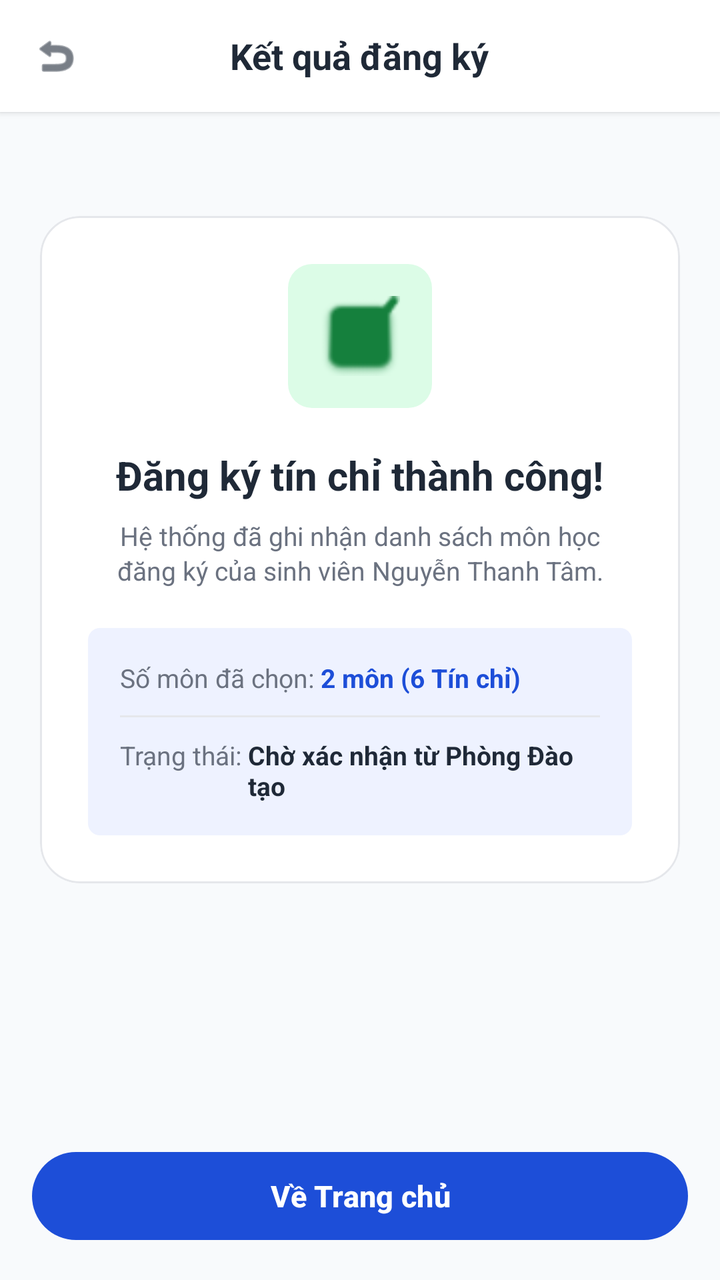
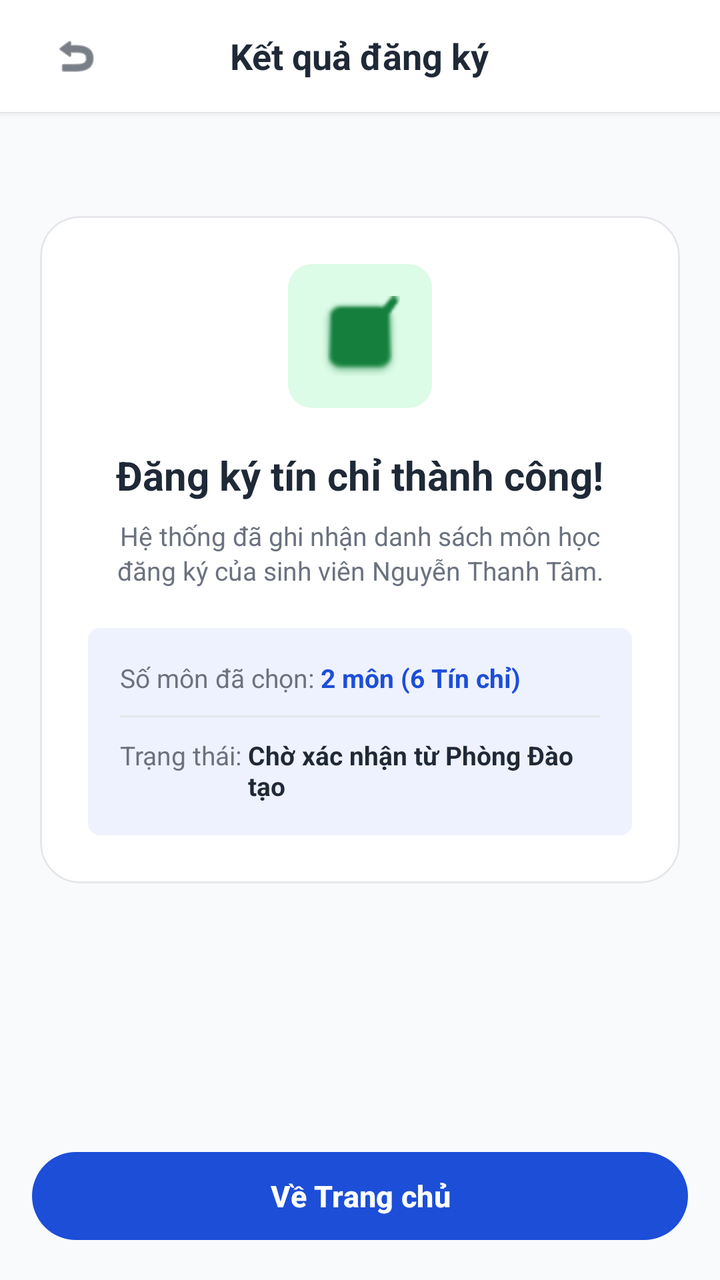

An Android layout rendered at two revisions. The XML below is the earlier revision; the diff shows what the commit changed to produce the second picture.
<!-- AndroidManifest.xml: application theme Theme.XayDung -->
<!-- res/layout/activity_registration_result.xml -->
<?xml version="1.0" encoding="utf-8"?>
<RelativeLayout xmlns:android="http://schemas.android.com/apk/res/android"
    xmlns:app="http://schemas.android.com/apk/res-auto"
    android:layout_width="match_parent"
    android:layout_height="match_parent"
    android:background="@color/figma_bg">

    
    <RelativeLayout
        android:id="@+id/headerToolbar"
        android:layout_width="match_parent"
        android:layout_height="56dp"
        android:paddingHorizontal="16dp"
        android:background="@color/white"
        android:elevation="2dp">

        <ImageView
            android:id="@+id/btnBack"
            android:layout_width="24dp"
            android:layout_height="24dp"
            android:layout_centerVertical="true"
            android:src="@android:drawable/ic_menu_revert"
            android:contentDescription="Back"
            app:tint="@color/figma_text_primary" />

        <TextView
            android:layout_width="wrap_content"
            android:layout_height="wrap_content"
            android:layout_centerInParent="true"
            android:text="Kết quả đăng ký"
            android:textColor="@color/figma_text_primary"
            android:textSize="18sp"
            android:textStyle="bold" />
    </RelativeLayout>

    <ScrollView
        android:layout_width="match_parent"
        android:layout_height="match_parent"
        android:layout_below="@id/headerToolbar"
        android:layout_above="@id/btnGoHome"
        android:fillViewport="true">

        <LinearLayout
            android:layout_width="match_parent"
            android:layout_height="wrap_content"
            android:orientation="vertical"
            android:padding="20dp"
            android:gravity="center_horizontal">

            
            <com.google.android.material.card.MaterialCardView
                android:layout_width="match_parent"
                android:layout_height="wrap_content"
                android:layout_marginTop="32dp"
                app:cardCornerRadius="20dp"
                app:cardElevation="0dp"
                app:cardBackgroundColor="@color/white"
                app:strokeColor="@color/figma_card_border"
                app:strokeWidth="1dp">

                <LinearLayout
                    android:layout_width="match_parent"
                    android:layout_height="wrap_content"
                    android:orientation="vertical"
                    android:padding="24dp"
                    android:gravity="center_horizontal">

                    
                    <FrameLayout
                        android:layout_width="72dp"
                        android:layout_height="72dp"
                        android:background="@drawable/bg_green_badge">

                        <ImageView
                            android:layout_width="40dp"
                            android:layout_height="40dp"
                            android:layout_gravity="center"
                            android:src="@android:drawable/checkbox_on_background"
                            android:contentDescription="Success"
                            app:tint="@color/green_badge_text" />
                    </FrameLayout>

                    <TextView
                        android:layout_width="wrap_content"
                        android:layout_height="wrap_content"
                        android:layout_marginTop="20dp"
                        android:text="Đăng ký tín chỉ thành công!"
                        android:textColor="@color/figma_text_primary"
                        android:textSize="20sp"
                        android:textStyle="bold" />

                    <TextView
                        android:layout_width="match_parent"
                        android:layout_height="wrap_content"
                        android:layout_marginTop="8dp"
                        android:gravity="center"
                        android:text="Hệ thống đã ghi nhận danh sách môn học đăng ký của sinh viên Nguyễn Thanh Tâm."
                        android:textColor="@color/figma_text_secondary"
                        android:textSize="13sp"
                        android:lineSpacingExtra="2dp" />

                    
                    <LinearLayout
                        android:layout_width="match_parent"
                        android:layout_height="wrap_content"
                        android:layout_marginTop="20dp"
                        android:background="@drawable/bg_tag_chip"
                        android:orientation="vertical"
                        android:padding="16dp">

                        <LinearLayout
                            android:layout_width="match_parent"
                            android:layout_height="wrap_content"
                            android:orientation="horizontal">

                            <TextView
                                android:layout_width="wrap_content"
                                android:layout_height="wrap_content"
                                android:text="Số môn đã chọn: "
                                android:textColor="@color/figma_text_secondary"
                                android:textSize="13sp" />

                            <TextView
                                android:layout_width="wrap_content"
                                android:layout_height="wrap_content"
                                android:text="2 môn (6 Tín chỉ)"
                                android:textColor="@color/figma_blue"
                                android:textSize="13sp"
                                android:textStyle="bold" />
                        </LinearLayout>

                        <View
                            android:layout_width="match_parent"
                            android:layout_height="1dp"
                            android:layout_marginVertical="10dp"
                            android:background="@color/figma_card_border" />

                        <LinearLayout
                            android:layout_width="match_parent"
                            android:layout_height="wrap_content"
                            android:orientation="horizontal">

                            <TextView
                                android:layout_width="wrap_content"
                                android:layout_height="wrap_content"
                                android:text="Trạng thái: "
                                android:textColor="@color/figma_text_secondary"
                                android:textSize="13sp" />

                            <TextView
                                android:layout_width="wrap_content"
                                android:layout_height="wrap_content"
                                android:text="Chờ xác nhận từ Phòng Đào tạo"
                                android:textColor="@color/figma_text_primary"
                                android:textSize="13sp"
                                android:textStyle="bold" />
                        </LinearLayout>
                    </LinearLayout>

                </LinearLayout>
            </com.google.android.material.card.MaterialCardView>

        </LinearLayout>
    </ScrollView>

    
    <com.google.android.material.button.MaterialButton
        android:id="@+id/btnGoHome"
        android:layout_width="match_parent"
        android:layout_height="52dp"
        android:layout_alignParentBottom="true"
        android:layout_margin="16dp"
        android:text="Về Trang chủ"
        android:textSize="15sp"
        android:textStyle="bold"
        app:cornerRadius="26dp"
        app:backgroundTint="@color/figma_blue" />

</RelativeLayout>
<!-- resources referenced by this layout -->
<resources>
  <color name="figma_bg">#F8FAFC</color>
  <color name="figma_blue">#1D4ED8</color>
  <color name="figma_card_border">#E5E7EB</color>
  <color name="figma_text_primary">#1F2937</color>
  <color name="figma_text_secondary">#6B7280</color>
  <color name="green_badge_text">#15803D</color>
  <color name="white">#FFFFFFFF</color>
  <!-- drawable bg_green_badge (drawable) -->
  <?xml version="1.0" encoding="utf-8"?>
  <shape xmlns:android="http://schemas.android.com/apk/res/android"
      android:shape="rectangle">
      <solid android:color="@color/green_badge_bg" />
      <corners android:radius="12dp" />
  </shape>
  <!-- drawable bg_tag_chip (drawable) -->
  <?xml version="1.0" encoding="utf-8"?>
  <shape xmlns:android="http://schemas.android.com/apk/res/android"
      android:shape="rectangle">
      <solid android:color="@color/figma_blue_light" />
      <corners android:radius="6dp" />
  </shape>
  <style name="Theme.XayDung" parent="Base.Theme.XayDung" />
  <color name="green_badge_bg">#DCFCE7</color>
  <color name="figma_blue_light">#EEF2FF</color>
  <style name="Base.Theme.XayDung" parent="Theme.Material3.DayNight.NoActionBar">
          <item name="colorPrimary">@color/figma_blue</item>
          <item name="colorPrimaryDark">@color/figma_blue_dark</item>
          <item name="colorSecondary">@color/figma_blue</item>
          <item name="android:windowBackground">@color/figma_bg</item>
      </style>
  <color name="figma_blue_dark">#1E40AF</color>
</resources>

<!-- the commit's change to res/layout/activity_registration_result.xml (unified diff, before → after) -->
@@ -16,9 +16,13 @@
 
         <ImageView
             android:id="@+id/btnBack"
-            android:layout_width="24dp"
-            android:layout_height="24dp"
+            android:layout_width="44dp"
+            android:layout_height="44dp"
             android:layout_centerVertical="true"
+            android:padding="10dp"
+            android:clickable="true"
+            android:focusable="true"
+            android:background="?attr/selectableItemBackgroundBorderless"
             android:src="@android:drawable/ic_menu_revert"
             android:contentDescription="Back"
             app:tint="@color/figma_text_primary" />
